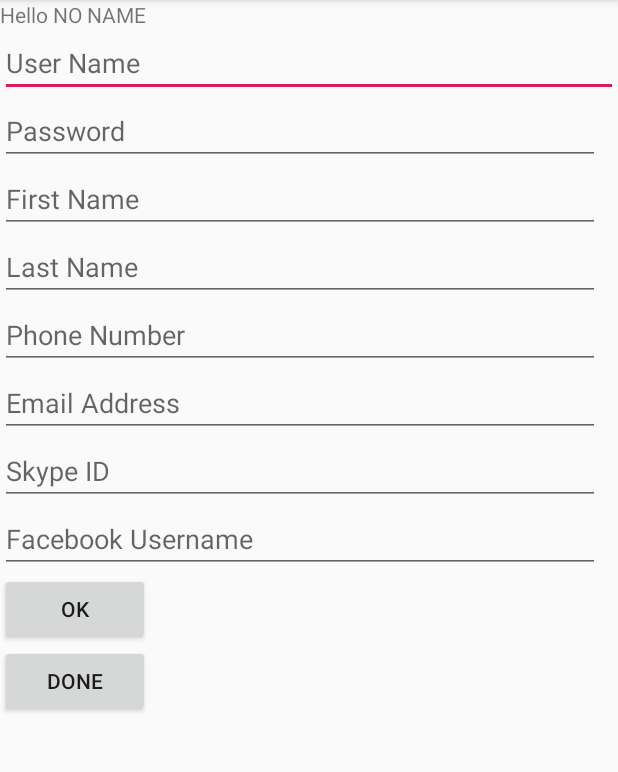
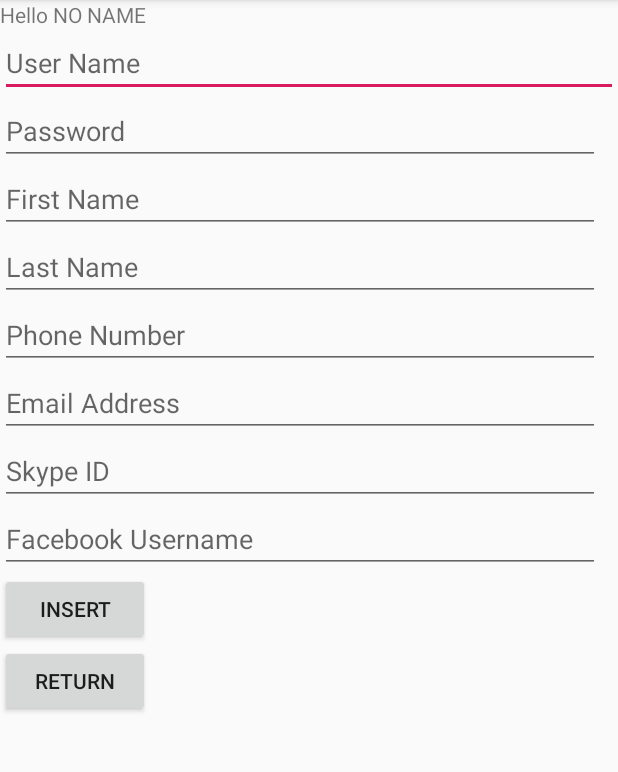
Before and after one commit to adamnoel-MAC/Week2Day1HWDataPersistence, an Android app: the UserProfileEntry screen opened directly, with no data from a screen before it, on a phone screen of 412 x 824 dp, the part 84-856 px from its top. Run offline under Robolectric (Android 15) with nearby library versions, the phone set to English and light mode, and no system bars.

```diff
--- a/app/src/main/java/com/mobileapps/week2day1hw_datapersistence/UserProfileEntry.java
+++ b/app/src/main/java/com/mobileapps/week2day1hw_datapersistence/UserProfileEntry.java
@@ -11,7 +11,7 @@ import android.widget.EditText;
 import android.widget.TextView;
 
 import static com.mobileapps.week2day1hw_datapersistence.Constants.DATABASE_VERSION;
-import static com.mobileapps.week2day1hw_datapersistence.Constants.DATABSE_NAME;
+import static com.mobileapps.week2day1hw_datapersistence.Constants.DATABASE_NAME;
 import static com.mobileapps.week2day1hw_datapersistence.Constants.PASSWORD;
 import static com.mobileapps.week2day1hw_datapersistence.Constants.SHARE_PREF_LOCATION;
 import static com.mobileapps.week2day1hw_datapersistence.Constants.TABLE_NAME;
@@ -21,8 +21,14 @@ import static com.mobileapps.week2day1hw_datapersistence.Constants.USER_NAME_KEY
 
 public class UserProfileEntry extends AppCompatActivity {
 
+    EditText etUserName;
+    EditText etPassword;
     EditText etFirstName;
-    EditText etPassword;
+    EditText etLastName;
+    EditText etPhoneNumber;
+    EditText etEmailAddress;
+    EditText etSkypeID;
+    EditText etFBUserName;
 
     TextView tvDisplayStatus;
 
@@ -35,8 +41,14 @@ public class UserProfileEntry extends AppCompatActivity {
         setContentView(R.layout.activity_user_profile_entry);
 
         tvDisplayStatus = findViewById(R.id.tvDisplayStatus);
+        etUserName = findViewById(R.id.etUserName);
+        etPassword = findViewById(R.id.etLastName);
         etFirstName = findViewById(R.id.etFirstName);
-        etPassword = findViewById(R.id.etLastName);
+        etLastName = findViewById(R.id.etLastName);
+        etPhoneNumber = findViewById(R.id.etPhoneNumber);
+        etEmailAddress = findViewById(R.id.etEmailAddress);
+        etSkypeID = findViewById(R.id.etSkypeID);
+        etFBUserName = findViewById(R.id.etFBUserName);
 
         sharedPreferences = getSharedPreferences(SHARE_PREF_LOCATION, Context.MODE_PRIVATE);
 
@@ -49,11 +61,18 @@ public class UserProfileEntry extends AppCompatActivity {
     public void onButtonClick(View view) {
         switch (view.getId()) {
             case R.id.btnOK:
-                if (!etFirstName.getText().toString().isEmpty()) {
-                    String userName = etFirstName.getText().toString();
+                if (!etUserName.getText().toString().isEmpty()) {
+                    String userName = etUserName.getText().toString();
                     String password = etPassword.getText().toString();
+                    String firstName = etFirstName.getText().toString();
+                    String lastName =   etLastName.getText().toString();
+                    String phoneNumber = etPhoneNumber.getText().toString();
+                    String emailAddres = etEmailAddress.getText().toString();
+                    String skypeID =    etSkypeID.getText().toString();
+                    String fBUserName = etFBUserName.getText().toString();
                     Log.d("TAG", "onButtonClick: UserName, Password: " + userName + ", " + password);
-                    if (mySqlLiteHelper.insertContact(userName, password)){
+                    if (mySqlLiteHelper.insertContact(
+                            userName, password, firstName, lastName, phoneNumber, emailAddres, skypeID, fBUserName)){
                         tvDisplayStatus.setText("DATA SAVED");
                     } else {
                         tvDisplayStatus.setText("DATA SAVE FAILED - TRY AGAIN");
--- a/app/src/main/res/layout/activity_user_profile_entry.xml
+++ b/app/src/main/res/layout/activity_user_profile_entry.xml
@@ -1,5 +1,4 @@
 <?xml version="1.0" encoding="utf-8"?>
-<!-- Name, PhoneNumber, EmailAddress, SkypeID, FBUserName -->
 <LinearLayout
     xmlns:android="http://schemas.android.com/apk/res/android"
     xmlns:app="http://schemas.android.com/apk/res-auto"
@@ -65,7 +64,7 @@
     <EditText
         android:id="@+id/etFBUserName"
         android:inputType="text"
-        android:hint="Facebook Username"
+        android:hint="@string/facebook_username"
         android:layout_width="400dp"
         android:layout_height="wrap_content" />
 
@@ -74,13 +73,13 @@
         android:layout_width="100dp"
         android:layout_height="wrap_content"
         android:onClick="onButtonClick"
-        android:text="@string/ok" />
+        android:text="@string/insert" />
 
     <Button
         android:id="@+id/btnDone"
         android:layout_width="100dp"
         android:layout_height="wrap_content"
         android:onClick="onButtonClick"
-        android:text="@string/done" />
+        android:text="@string/cancel" />
 
 </LinearLayout>
--- a/app/src/main/res/values/strings.xml
+++ b/app/src/main/res/values/strings.xml
@@ -8,11 +8,12 @@
     <string name="insert_into_db">Insert into DB</string>
     <string name="first_name">First Name</string>
     <string name="last_name">Last Name</string>
-    <string name="ok">OK</string>
-    <string name="done">Done</string>
+    <string name="insert">Insert</string>
+    <string name="cancel">Return</string>
     <string name="enter_new_user">ENTER NEW USER</string>
     <string name="phone_number">Phone Number</string>
     <string name="email_address">Email Address</string>
     <string name="skype_id">Skype ID</string>
-    <string name="password">Password</string>
+    <string name="facebook_username">Facebook Username</string>
+
 </resources>
```
Also changed, not shown: app/src/main/java/com/mobileapps/week2day1hw_datapersistence/Constants.java (+10 -8 lines), app/src/main/java/com/mobileapps/week2day1hw_datapersistence/MainActivity.java (+13 -3 lines), app/src/main/java/com/mobileapps/week2day1hw_datapersistence/MySQLLiteHelper.java (+53 -10 lines), app/src/main/res/layout/activity_main.xml (+8 -18 lines).
